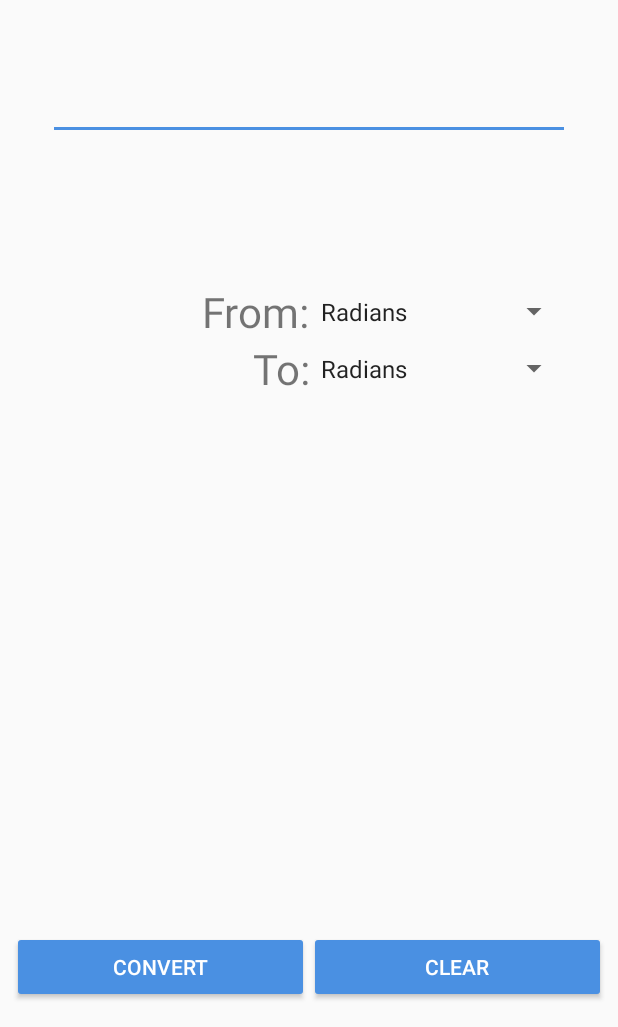
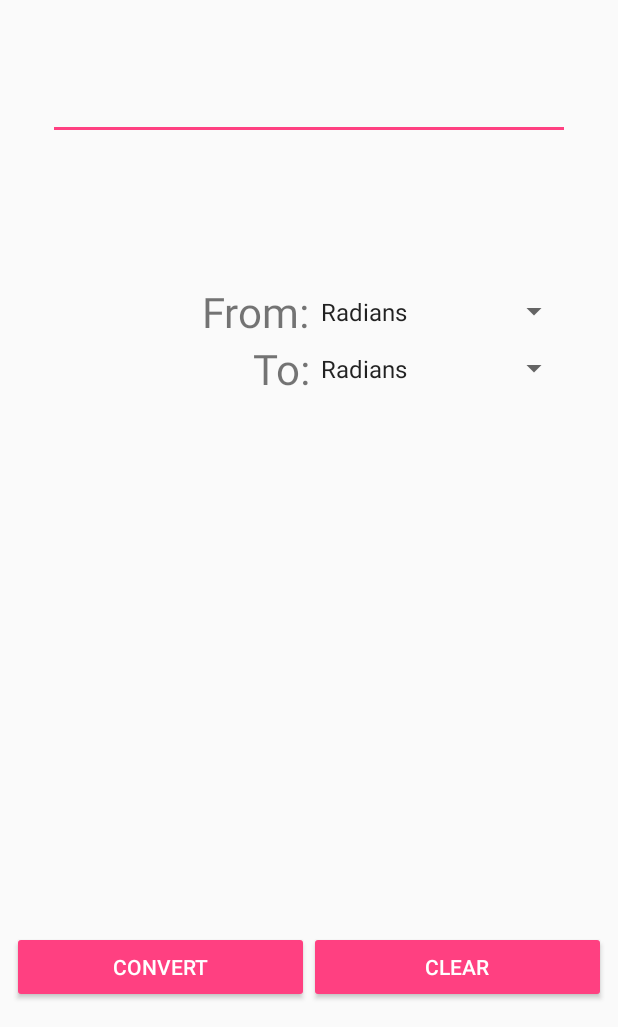
Before and after one commit to Blunderchips/Android-Angle-Converter, an Android app: the screen it shows after launch (MainActivity), on a phone screen of 412 x 824 dp, the part 209-1236 px from its top. Run offline under Robolectric (Android 15) with nearby library versions, the phone set to English and light mode, and no system bars; our stand-ins replace AdMob.

Commit message:
Change Colour
Change accent colour back to #FF4081

```diff
--- a/Angle Converter/app/src/main/java/dot/empire/angleconverter/MainActivity.java
+++ b/Angle Converter/app/src/main/java/dot/empire/angleconverter/MainActivity.java
@@ -94,7 +94,8 @@ public final class MainActivity extends AppCompatActivity implements View.OnClic
                             * degreesConvversions.get(spnFrom.getSelectedItem().toString());
                     double value = deg / degreesConvversions.get(spnTo.getSelectedItem().toString());
 
-                    this.txfOutput.setText(String.format(Math.round(value) == value ? "%.0f" : "%.3f", (float) value));
+                    this.txfOutput.setText(String.format(Math.round(value) == value ? "%.0f" : "%.3f", (float) value)
+                            .replaceAll(",", "."));
                 } catch (Exception ex) {
                     Toast.makeText(this, "An error has occurred", Toast.LENGTH_SHORT).show();
                     // Toast.makeText(this, ex.getClass().getSimpleName(), Toast.LENGTH_SHORT).show();
--- a/Angle Converter/app/src/main/res/values/colors.xml
+++ b/Angle Converter/app/src/main/res/values/colors.xml
@@ -2,5 +2,5 @@
 <resources>
     <color name="colorPrimary">#3F51B5</color>
     <color name="colorPrimaryDark">#303F9F</color>
-    <color name="colorAccent">#4A90E2</color>
+    <color name="colorAccent">#FF4081</color>
 </resources>
```
